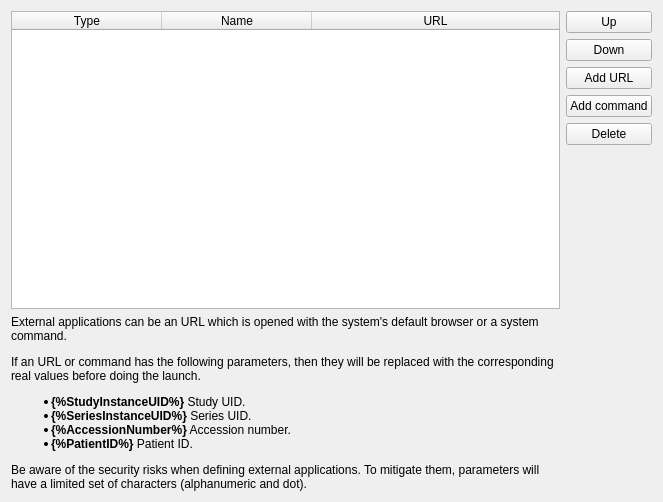
Above: starviewer/src/core/qexternalapplicationconfigurationscreenbase.ui from starviewer-medical/starviewer before the change. Below: the same form after it.
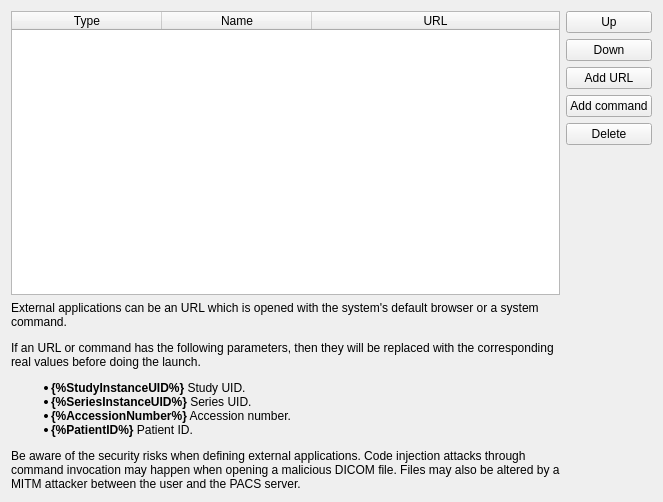
That is the form after the change. Icons and pictures are not drawn.

Commit message:
BUG: External applications parameters, and special UIDs.
Parameter sanitization feature has been removed because some patients UIDs contained special characters.

The security warning on the UI has been modified.

```diff
--- a/starviewer/src/core/qexternalapplicationconfigurationscreenbase.ui
+++ b/starviewer/src/core/qexternalapplicationconfigurationscreenbase.ui
@@ -111,7 +111,7 @@
 &lt;li&gt;&lt;b&gt;{%AccessionNumber%}&lt;/b&gt; Accession number.&lt;/li&gt;
 &lt;li&gt;&lt;b&gt;{%PatientID%}&lt;/b&gt; Patient ID.&lt;/li&gt;
 &lt;/ul&gt;
-&lt;p&gt;Be aware of the security risks when defining external applications. To mitigate them, parameters will have a limited set of characters (alphanumeric and dot).&lt;/p&gt;
+&lt;p&gt;Be aware of the security risks when defining external applications. Code injection attacks through command invocation may happen when opening a malicious DICOM file. Files may also be altered by a MITM attacker between the user and the PACS server.&lt;/p&gt;
 &lt;/body&gt;
 &lt;/html&gt;</string>
      </property>
```
The commit also changes 9 other files.
